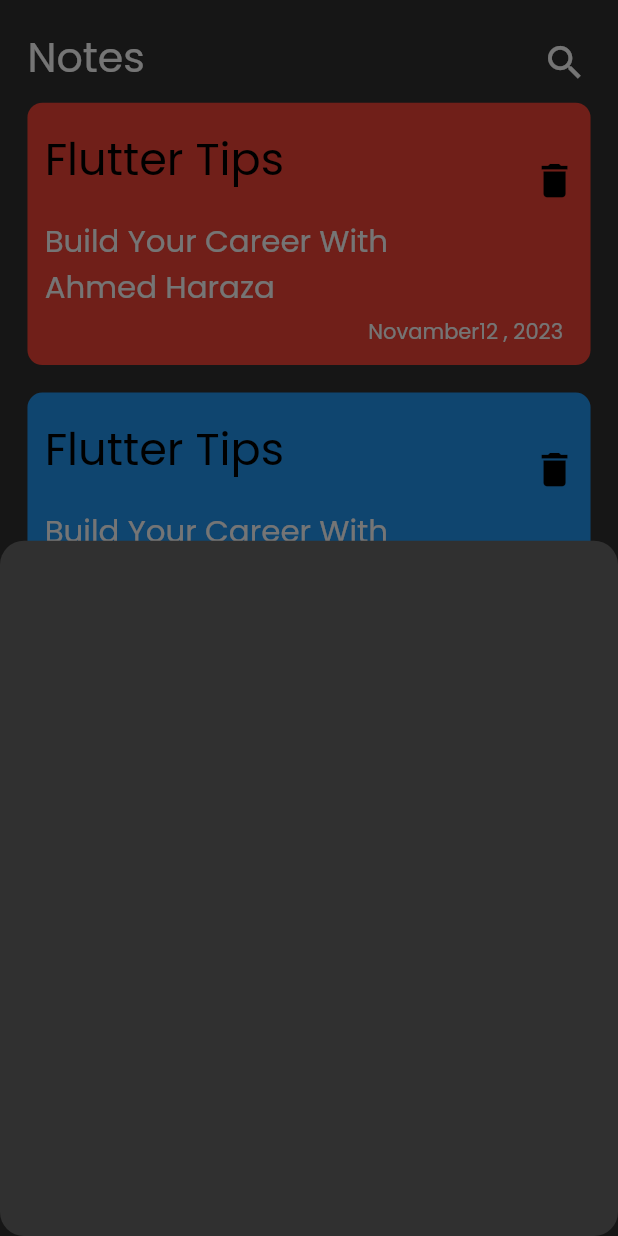
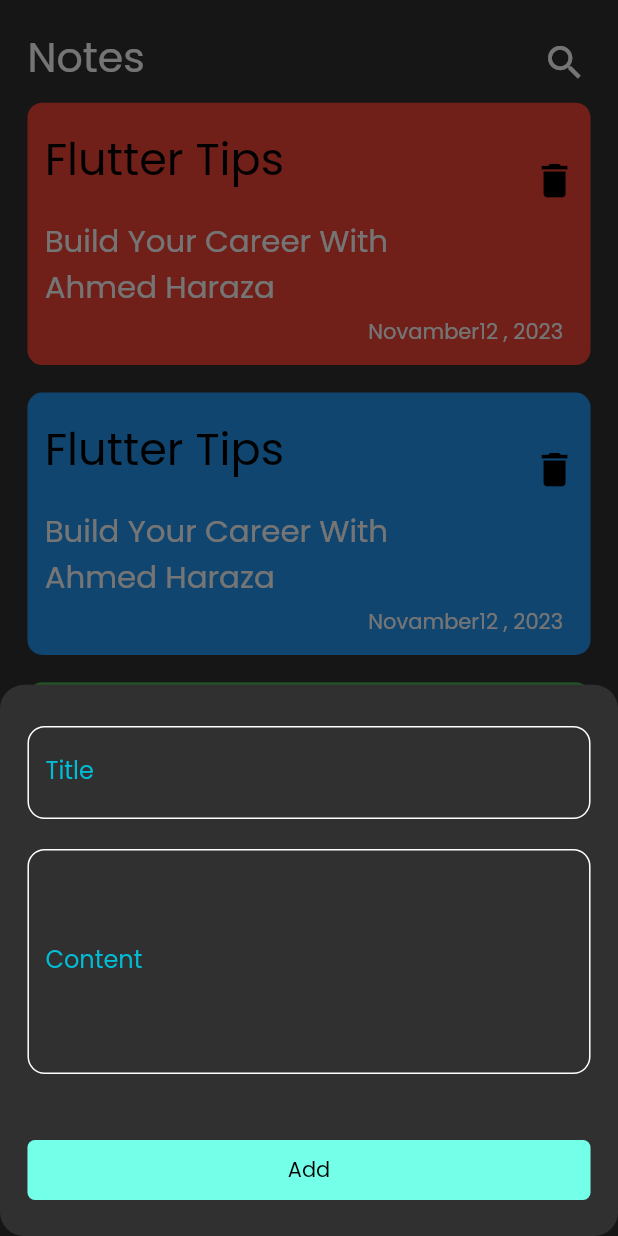
Before and after one commit to AhmedHaraza/notesapp, a Flutter app: the screen it shows after launch, after a tap on the "add" icon, on a phone screen of 412 x 824 dp. Run offline on Flutter 3.47's test engine with Material 2 defaults, Android fonts, the phone set to English and light mode, and no system bars; our stand-ins replace flutter_screenutil.

Commit message:
Add Text Form Filed & Elevated Boutton

```diff
--- /dev/null
+++ b/lib/const_color.dart
@@ -0,0 +1,3 @@
+import 'dart:ui';
+
+const kprimaryColor = Color(0xff62fcd7);
--- /dev/null
+++ b/lib/widget/custom_TextFormFiled.dart
@@ -0,0 +1,38 @@
+import 'package:flutter/material.dart';
+import 'package:flutter_screenutil/flutter_screenutil.dart';
+import 'package:notesapp/const_color.dart';
+
+Widget customTextFormFiled({required String text, required int? maxLines}) => TextFormField(
+  maxLines: maxLines ,
+  cursorColor: kprimaryColor,
+      validator: (text) {
+        if (text == null || text.isEmpty) {
+          return 'Text is empty';
+        }
+        return null;
+      },
+      decoration: InputDecoration(
+        labelStyle: const TextStyle(color: Colors.cyan),
+        border: const OutlineInputBorder(
+          borderSide: BorderSide(color: Colors.blue),
+        ),
+        focusColor: Colors.white,
+        label: Text(text),
+        enabledBorder: OutlineInputBorder(
+          borderRadius: BorderRadius.all(
+            Radius.circular(10.r),
+          ),
+          borderSide: const BorderSide(
+            color: Colors.white,
+          ),
+        ),
+        focusedBorder: OutlineInputBorder(
+          borderRadius: BorderRadius.all(
+            Radius.circular(10.r),
+          ),
+          borderSide: const BorderSide(
+            color: Colors.white,
+          ),
+        ),
+      ),
+    );
--- /dev/null
+++ b/lib/widget/elevated_boutton.dart
@@ -0,0 +1,24 @@
+import 'package:flutter/material.dart';
+
+Widget elevatedBoutton({
+  required BuildContext context,
+  required void Function()? onPressed,
+  required Widget? child,
+  Color? backgroundColor = Colors.blue,
+  Color? textColor = Colors.white,
+  double radiusboirder = 5,
+  double? elevation = 0.0,
+}) =>
+    ElevatedButton(
+      onPressed: onPressed,
+      style: ElevatedButton.styleFrom(
+        shape: RoundedRectangleBorder(
+          borderRadius: BorderRadius.circular(radiusboirder),
+        ),
+        minimumSize: Size(MediaQuery.of(context).size.width, 40),
+        foregroundColor: textColor,
+        backgroundColor: backgroundColor,
+        elevation: elevation,
+      ),
+      child: child,
+    );
--- a/lib/widget/showBouttomSheet.dart
+++ b/lib/widget/showBouttomSheet.dart
@@ -1,10 +1,44 @@
 import 'package:flutter/material.dart';
+import 'package:flutter_screenutil/flutter_screenutil.dart';
+import 'package:notesapp/widget/custom_TextFormFiled.dart';
+import 'package:notesapp/widget/elevated_boutton.dart';
 
-class AddNoteBouttomSheet extends StatelessWidget {
+class AddNoteBouttomSheet extends StatefulWidget {
   const AddNoteBouttomSheet({Key? key}) : super(key: key);
 
   @override
+  State<AddNoteBouttomSheet> createState() => _AddNoteBouttomSheetState();
+}
+
+class _AddNoteBouttomSheetState extends State<AddNoteBouttomSheet> {
+  final formKey = GlobalKey<FormState>();
+
+  @override
   Widget build(BuildContext context) {
-    return Container();
+    return Padding(
+      padding: REdgeInsets.only(top: 24, left: 16, right: 16),
+      child: Form(
+        key: formKey,
+        child: SingleChildScrollView(
+          child: Column(
+            children: <Widget>[
+              customTextFormFiled(text: "Title", maxLines: 1),
+              const SizedBox(height: 20.0),
+              customTextFormFiled(text: "Content", maxLines: 5),
+              const SizedBox(
+                height: 40,
+              ),
+              elevatedBoutton(
+                  context: context,
+                  onPressed: () {},
+                  child: const Text("Add"),
+                  textColor: Colors.black,
+                  backgroundColor: const Color(0xff74ffe9)),
+              const SizedBox(height: 20.0)
+            ],
+          ),
+        ),
+      ),
+    );
   }
 }
```
